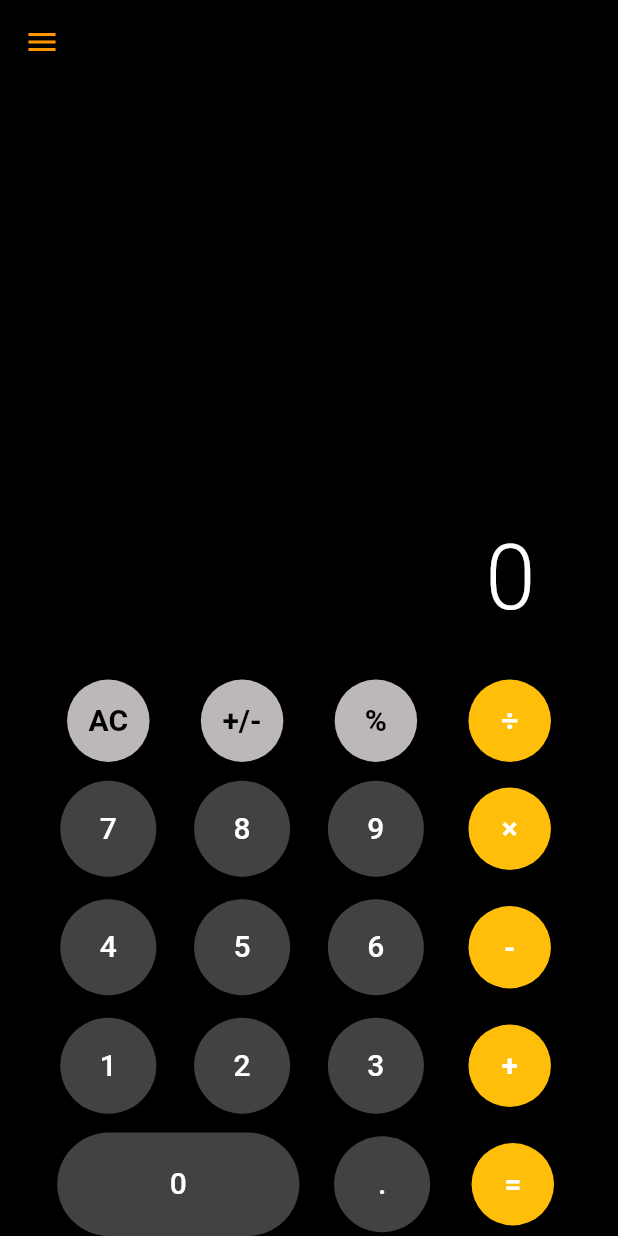
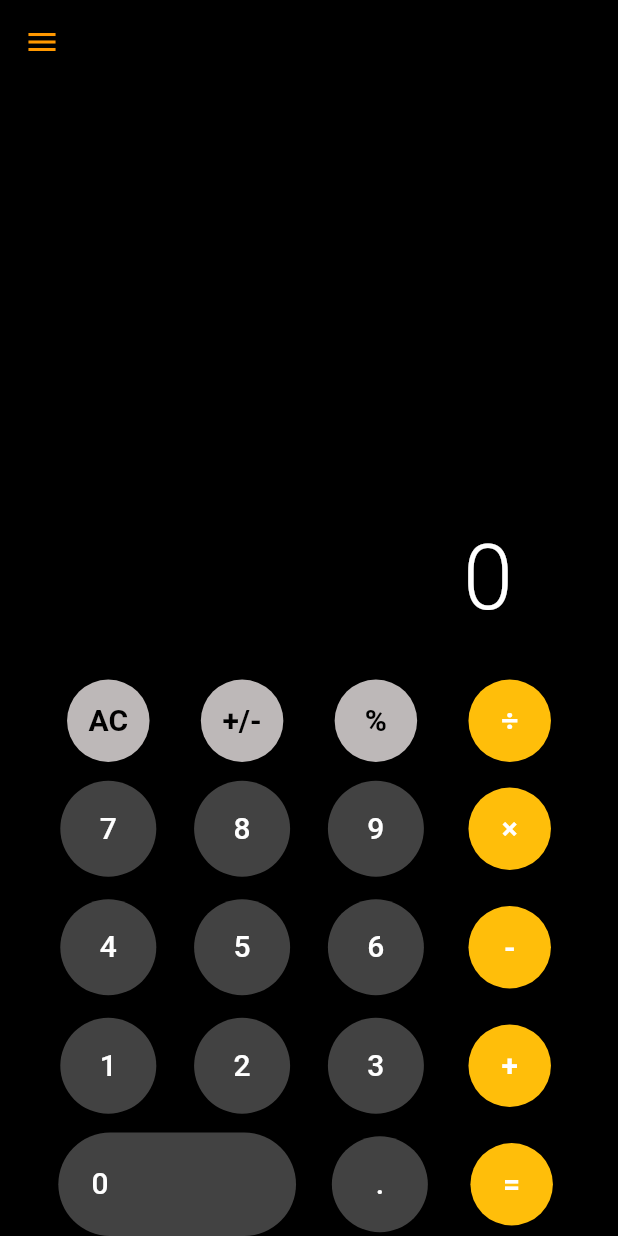
Before and after one commit to TahaSamji/FirstFlutterApp, a Flutter app: the screen it shows after launch, on a phone screen of 412 x 824 dp. Run offline on Flutter 3.47's test engine with Material 3 defaults, Android fonts, the phone set to English and light mode, and no system bars.

Commit message:
New Changes

```diff
--- a/lib/Calculator.dart
+++ b/lib/Calculator.dart
@@ -24,7 +24,7 @@ class Count extends StatelessWidget {
   Widget build(BuildContext context) {
     return Container(
       alignment: Alignment.centerRight,
-      padding: const EdgeInsets.symmetric(vertical: 24.0, horizontal: 40.0),
+      padding: const EdgeInsets.symmetric(vertical: 24.0, horizontal: 55),
       child: Text(
         context.watch<Counter>().value,
         style: const TextStyle(
--- a/lib/buttons/NumberZeroButton.dart
+++ b/lib/buttons/NumberZeroButton.dart
@@ -16,7 +16,7 @@ class NumberZeroButton extends StatelessWidget {
 
           ),
 
-          padding: const EdgeInsets.only(left: 75,top:20 ,bottom: 20,right: 75 ),
+          padding: const EdgeInsets.only(left: 22,top:20 ,bottom: 20,right: 125 ),
           backgroundColor: Colors.grey[800],
 
         ),
```
